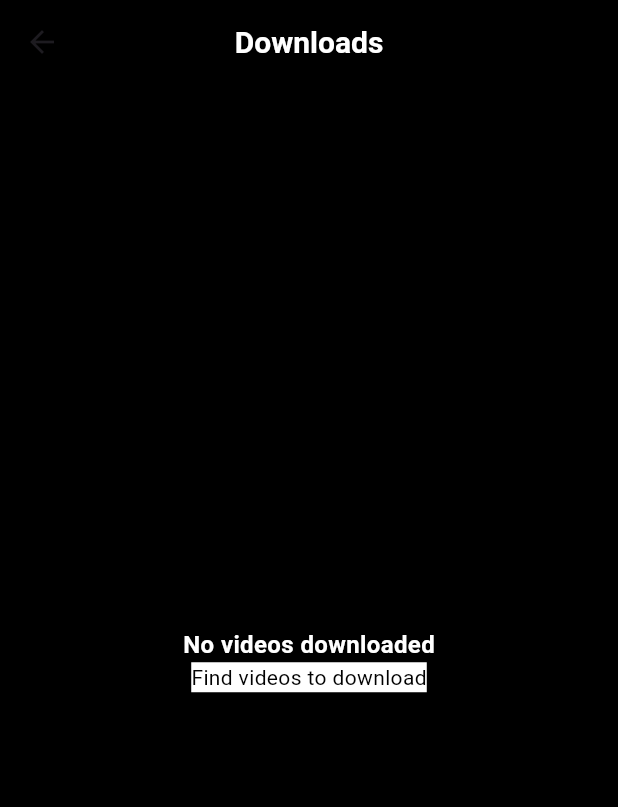
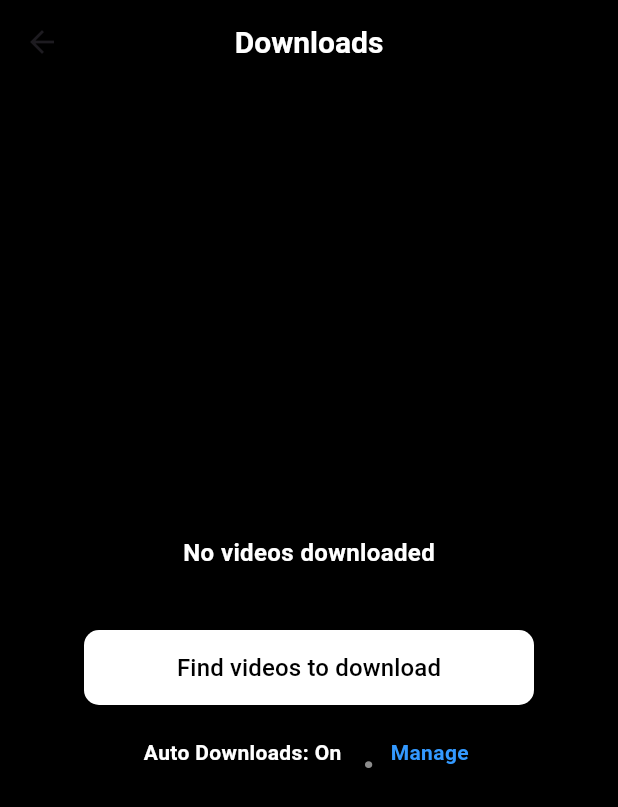
Before and after one commit to Amrutha52/AmazonPrimeVideoFlutterClone, a Flutter app: the DownloadsScreen screen opened directly, on a phone screen of 412 x 824 dp. Shown: the top 807 px of the screen. Run offline on Flutter 3.47's test engine with Material 3 defaults, Android fonts, the phone set to English and light mode, and no system bars; our stand-ins replace carousel_slider, dots_indicator.

Commit message:
Downloaded screen completed

```diff
--- a/lib/utils/constants/color_constants.dart
+++ b/lib/utils/constants/color_constants.dart
@@ -5,4 +5,6 @@ class colorConstants
   static Color mainBlack = Color(0xff000000);
   static Color mainwhite = Color(0xffffffff);
   static Color netflixRed = Color(0xffe50914);
+  static Color mainBlue = Color(0xff3399ff);
+  static Color mainGrey = Color(0xff8c8c8c);
 }
--- a/lib/view/downloads_screen/DownloadsScreen.dart
+++ b/lib/view/downloads_screen/DownloadsScreen.dart
@@ -31,13 +31,43 @@ class _DownloadsScreenState extends State<DownloadsScreen>
             fontSize: 16,
               fontWeight: FontWeight.bold,
             ),),
-            Container(
-              decoration: BoxDecoration(
-                color: colorConstants.mainwhite
+            SizedBox(height: 40,),
+            ElevatedButton(
+              style: ElevatedButton.styleFrom(
+                minimumSize: Size(300, 50),
+                backgroundColor: colorConstants.mainwhite,
+                shape: RoundedRectangleBorder(
+                  borderRadius: BorderRadius.circular(10),
+                ),
+                elevation: 10,
               ),
-              child: Text("Find videos to download", style: TextStyle(color: colorConstants.mainBlack,
-              fontSize: 14
-              ),),
+                onPressed: (){
+
+                },
+                child: Text("Find videos to download", style: TextStyle(
+                  color: colorConstants.mainBlack,
+                  fontSize: 16,
+                ),)
+            ),
+            SizedBox(height: 10,),
+            Row(
+              mainAxisAlignment: MainAxisAlignment.center,
+              children: [
+                Text("Auto Downloads: On ", style: TextStyle(color: colorConstants.mainwhite,
+                  fontSize: 14,
+                  fontWeight: FontWeight.bold,
+                ),),
+                SizedBox(width: 10,),
+                Text(".", style: TextStyle(color: colorConstants.mainGrey,
+                  fontSize: 30,
+                  fontWeight: FontWeight.bold,
+                ),),
+                SizedBox(width: 10,),
+                Text("Manage ", style: TextStyle(color: colorConstants.mainBlue,
+                  fontSize: 14,
+                  fontWeight: FontWeight.bold,
+                ),),
+              ],
             )
           ],
         ),
```
